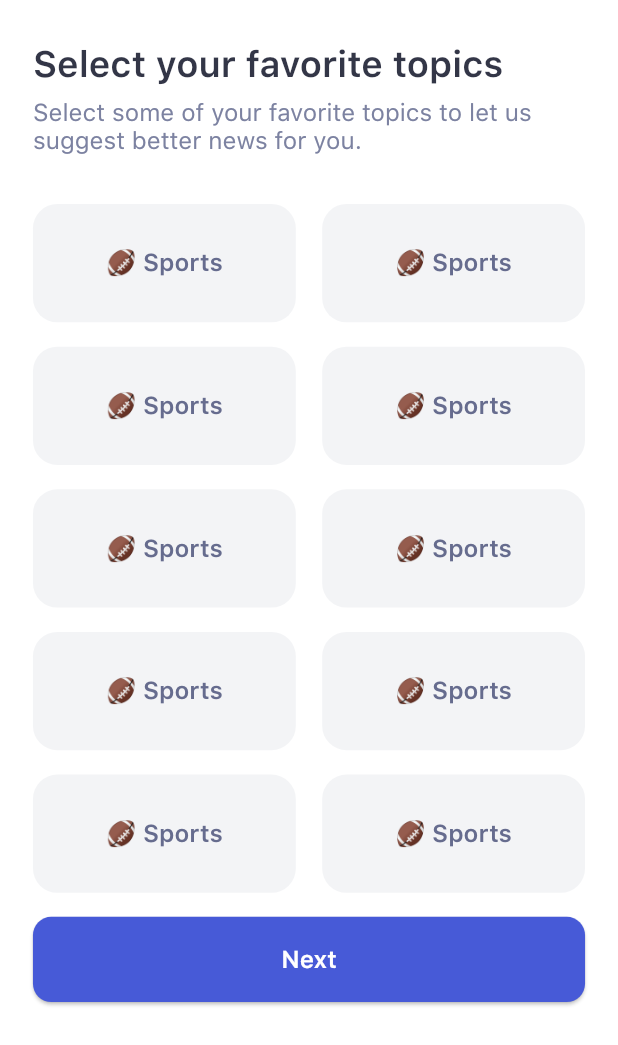
After one commit to Moamen-Abadsa/oldNuntium, a Flutter app: the SelectFavouriteView screen opened by its route, on a phone screen of 412 x 824 dp. The commit adds this screen. Shown: the top 1045 px of the screen. Run offline on Flutter 3.47's test engine with Material 2 defaults, Android fonts, the phone set to English and light mode, and no system bars; our stand-ins replace carousel_slider, dartz, dio, flutter_screenutil, flutter_svg, get and 7 more; accounts and stored records are empty; generated files the repository leaves out were written again.

Commit message:
add select_favourite_controller.dart , select_favourite_view.dart

```diff
--- a/lib/core/resorces/manager_sizes.dart
+++ b/lib/core/resorces/manager_sizes.dart
@@ -40,6 +40,7 @@ class ManagerWidth {
   static double w72 = SizeUtil.setWidth(72);
   static double w80 = SizeUtil.setWidth(80);
   static double w120 = SizeUtil.setWidth(120);
+  static double w160 = SizeUtil.setWidth(120);
   static double w166 = SizeUtil.setWidth(166);
   static double w216 = SizeUtil.setWidth(216);
   static double w288 = SizeUtil.setWidth(288);
--- a/lib/features/auth/presentation/view/login_view.dart
+++ b/lib/features/auth/presentation/view/login_view.dart
@@ -24,7 +24,7 @@ class LoginView extends StatelessWidget {
             buttonText: ManagerStrings.signIn,
             forgotPassword: true,
             password: true,
-            onPressed: () => Get.offAllNamed(Routes.homeView),
+            onPressed: () => Get.offAllNamed(Routes.favourite),
             child: loginWidget(),
             controllers: {
               'emailController': controller.emailController,
--- /dev/null
+++ b/lib/features/favourite/presentation/controller/select_favourite_controller.dart
@@ -0,0 +1,3 @@
+import 'package:get/get.dart';
+
+class SelectFavouriteController extends GetxController {}
--- /dev/null
+++ b/lib/features/favourite/presentation/view/select_favourite_view.dart
@@ -0,0 +1,65 @@
+import 'package:flutter/material.dart';
+import 'package:nuntium/core/resorces/manager_colors.dart';
+import 'package:nuntium/core/resorces/manager_fonts.dart';
+import 'package:nuntium/core/resorces/manager_sizes.dart';
+import 'package:nuntium/core/resorces/manager_styles.dart';
+import 'package:nuntium/core/widgets/rect_button.dart';
+import 'package:nuntium/core/widgets/screen_header.dart';
+
+class SelectFavouriteView extends StatelessWidget {
+  const SelectFavouriteView({Key? key}) : super(key: key);
+
+  @override
+  Widget build(BuildContext context) {
+    return Scaffold(
+      body: SafeArea(
+        child: Padding(
+          padding: EdgeInsets.symmetric(horizontal: ManagerWidth.w20),
+          child: Column(
+            crossAxisAlignment: CrossAxisAlignment.start,
+            children: [
+              header(
+                title: 'Select your favorite topics',
+                paragraph:
+                    'Select some of your favorite topics to let us\nsuggest better news for you.',
+              ),
+              GridView.builder(
+                shrinkWrap: true,
+                itemCount: 10,
+                gridDelegate: SliverGridDelegateWithFixedCrossAxisCount(
+                    crossAxisCount: 2,
+                    crossAxisSpacing: ManagerWidth.w16,
+                    mainAxisSpacing: ManagerHeight.h16,
+                    childAspectRatio: 160 / 72),
+                itemBuilder: (context, index) {
+                  return Container(
+                    // height: ManagerHeight.h72,
+                    // width: ManagerWidth.w160,
+                    decoration: BoxDecoration(
+                        color: ManagerColors.greyLighter,
+                        borderRadius: BorderRadius.all(
+                          Radius.circular(ManagerRadius.r16),
+                        )),
+                    child: Center(
+                      child: Text(
+                        "🏈 Sports",
+                        style: getSemiBoldTextStyle(
+                          fontSize: ManagerFontSize.s16,
+                          color: ManagerColors.greyDarker,
+                        ),
+                      ),
+                    ),
+                  );
+                },
+              ),
+              SizedBox(
+                height: 16,
+              ),
+              rectButton(onPressed: () {}, text: "Next")
+            ],
+          ),
+        ),
+      ),
+    );
+  }
+}
```
